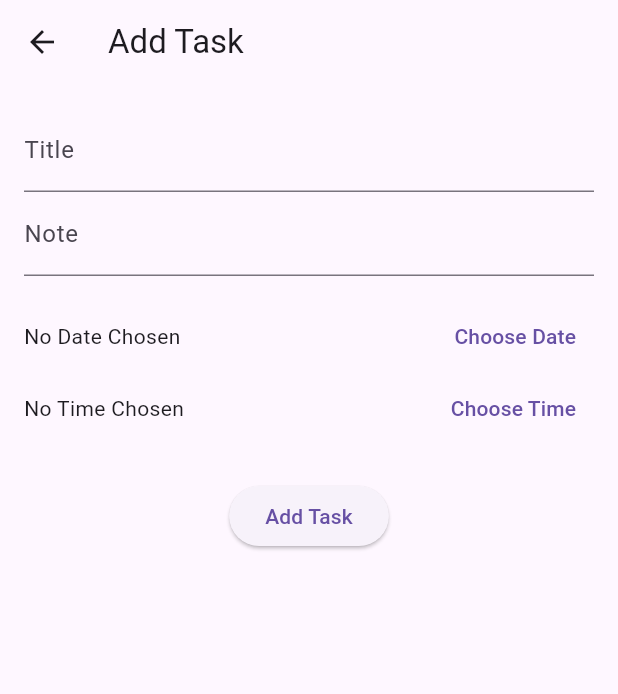
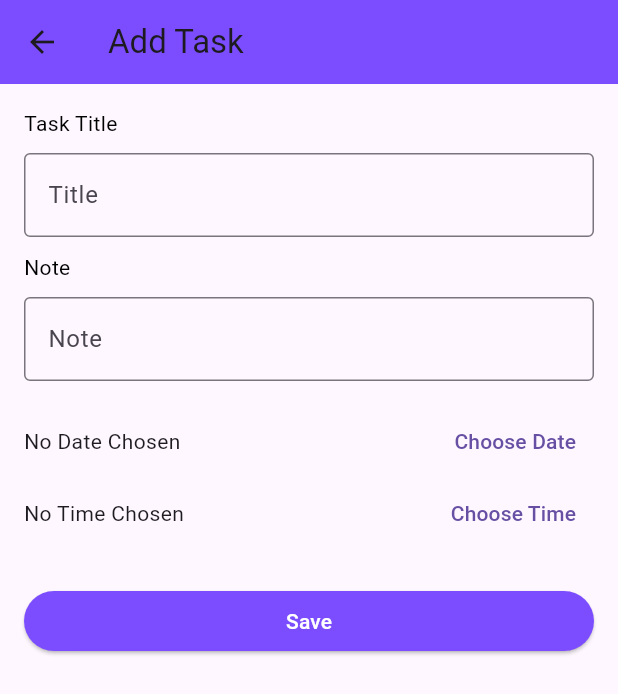
Before and after one commit to MinotiMondal/todoApp, a Flutter app: the AddTaskPage screen opened directly, on a phone screen of 412 x 824 dp. Shown: the top 694 px of the screen. Run offline on Flutter 3.47's test engine with Material 3 defaults, Android fonts, the phone set to English and light mode, and no system bars; our stand-ins replace get, sqflite; accounts and stored records are empty.

Commit message:
changes ui dedsign

```diff
--- a/lib/new/addTask.dart
+++ b/lib/new/addTask.dart
@@ -37,13 +37,36 @@ class _AddTaskPageState extends State<AddTaskPage> {
   @override
   Widget build(BuildContext context) {
     return Scaffold(
-      appBar: AppBar(title: Text('Add Task')),
+      appBar: AppBar(
+          backgroundColor: Colors.deepPurpleAccent,
+          title: Text('Add Task')),
       body: Padding(
         padding: const EdgeInsets.all(16),
         child: Column(
           children: [
-            TextField(controller: _titleController, decoration: InputDecoration(labelText: 'Title')),
-            TextField(controller: _noteController, decoration: InputDecoration(labelText: 'Note')),
+            Align(
+                alignment: Alignment.topLeft,
+                child: const Text("Task Title",style: TextStyle(color: Colors.black, fontWeight: FontWeight.w400),)),
+            const SizedBox(height: 10,),
+            TextField(
+
+                controller: _titleController, decoration: InputDecoration(
+                border: OutlineInputBorder(
+                    borderSide: new BorderSide(color: Colors.teal)
+                ),
+                labelText: 'Title')),
+            const SizedBox(height: 10,),
+
+            Align(
+                alignment: Alignment.topLeft,
+
+                child: const Text("Note",style: TextStyle(color: Colors.black, fontWeight: FontWeight.w400),)),
+            SizedBox(height: 10,),
+            TextField(controller: _noteController, decoration: InputDecoration(
+
+                border: OutlineInputBorder(
+                    borderSide: new BorderSide(color: Colors.teal)
+                ),labelText: 'Note')),
             SizedBox(height: 16),
             Row(
               children: [
@@ -90,7 +113,14 @@ class _AddTaskPageState extends State<AddTaskPage> {
               ],
             ),
             SizedBox(height: 24),
-            ElevatedButton(onPressed: _submit, child: Text('Add Task')),
+            SizedBox(
+              width: double.infinity,
+              child: ElevatedButton(
+                  style: ElevatedButton.styleFrom(
+                    backgroundColor: Colors.deepPurpleAccent, // Button color
+                    foregroundColor: Colors.white, // Text color
+                  ),                  onPressed: _submit, child: const Text('Save')),
+            ),
           ],
         ),
       ),
```
Also changed, not shown: lib/new/editTaskPage.dart (+27 -4 lines).
